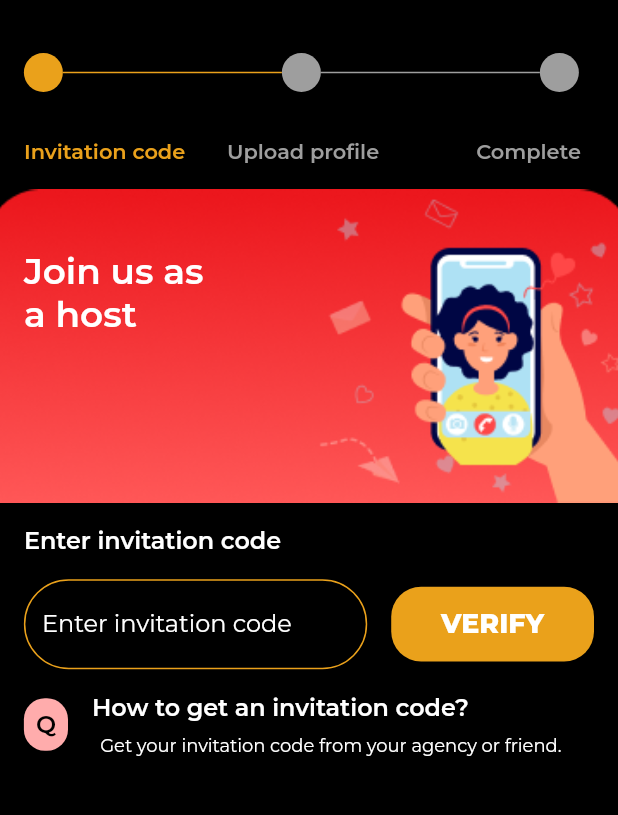
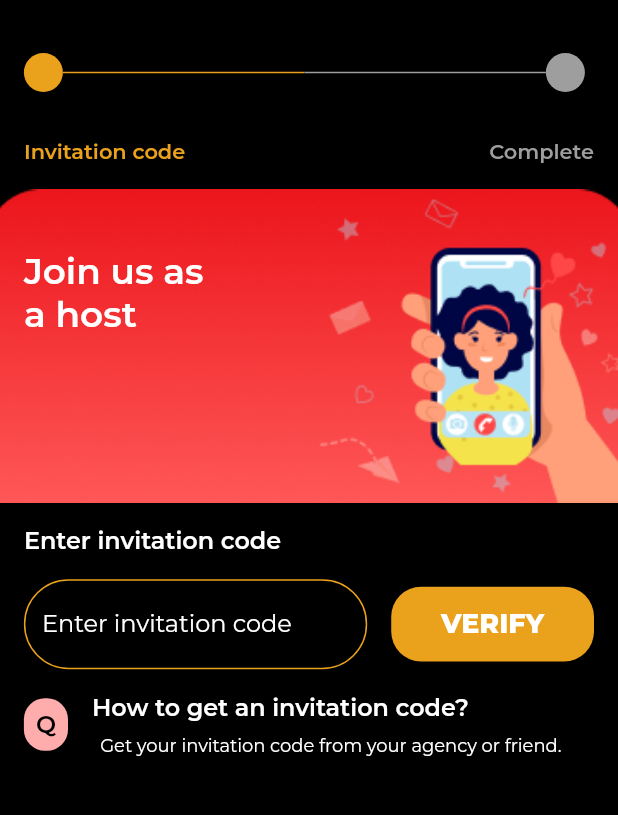
Before and after one commit to VPATEL007/Candy_chat-video, a Flutter app: the VerficationInvitation screen opened directly, on a phone screen of 412 x 824 dp, the part 55-870 px from its top. Run offline on Flutter 3.47's test engine with Material 2 defaults, Android fonts, the phone set to English and light mode, and no system bars; our stand-ins replace another_flushbar, assets_audio_player, cached_network_image, camera, circular_countdown_timer, connectivity and 21 more; missing offline and left inert: agora_rtc_engine, agora_rtm, appsflyer_sdk, assets_audio_player_web, camera_web, check_vpn_connection and 17 more; accounts and stored records are empty; network calls fail; project files that could hold a hidden picture were left out.

Commit message:
Fix flow of profile verification

```diff
--- a/lib/app/AppConfiguration/AppNavigation.dart
+++ b/lib/app/AppConfiguration/AppNavigation.dart
@@ -68,8 +68,6 @@ class AppNavigation {
     var provider = Provider.of<FollowesProvider>(
         NavigationUtilities.key.currentState!.overlay!.context,
         listen: false);
-    print('provider==> ${provider.userModel?.userName}');
-    print('provider==> ${provider.userModel?.userImages![0].photoUrl}');
     if (provider.userModel?.userName == null ||
         provider.userModel?.userName?.isEmpty == true ||
         provider.userModel?.userImages == null ||
--- a/lib/components/Screens/OnboardingVerfication/VerificationInvitation.dart
+++ b/lib/components/Screens/OnboardingVerfication/VerificationInvitation.dart
@@ -3,10 +3,12 @@ import 'package:flutter/material.dart';
 import 'package:video_chat/app/app.export.dart';
 import 'package:video_chat/app/constant/ColorConstant.dart';
 import 'package:video_chat/app/utils/CommonWidgets.dart';
+import 'package:video_chat/components/Screens/OnboardingVerfication/VerificationFace.dart';
 import 'package:video_chat/components/Screens/OnboardingVerfication/VerificationProfile.dart';
 
 class VerficationInvitation extends StatefulWidget {
   static const route = "VerficationInvitation";
+
   VerficationInvitation({Key? key}) : super(key: key);
 
   @override
@@ -38,7 +40,7 @@ class _VerficationInvitationState extends State<VerficationInvitation> {
 
         if (response != null) {
           if (response["verify_code"] == true) {
-            NavigationUtilities.push(VerificationProfile());
+            NavigationUtilities.push(VerificationFace());
           } else {
             View.showMessage(context, response["message"]);
           }
@@ -74,7 +76,6 @@ class _VerficationInvitationState extends State<VerficationInvitation> {
                   children: [
                     getCircle(true),
                     getTopLine(true),
-                    getCircle(false),
                     getTopLine(false),
                     getCircle(false)
                   ],
@@ -90,17 +91,10 @@ class _VerficationInvitationState extends State<VerficationInvitation> {
                             fontSize: getFontSize(14),
                             color: ColorConstants.red,
                             fontWeight: FontWeight.w600)),
-                    SizedBox(
-                      width: getSize(28),
-                    ),
-                    Text("Upload profile",
-                        textAlign: TextAlign.start,
-                        style: TextStyle(
-                            fontSize: getFontSize(14),
-                            color: Colors.grey,
-                            fontWeight: FontWeight.w600)),
-                    SizedBox(
-                      width: getSize(65),
+                    Expanded(
+                      child: SizedBox(
+                        width: getSize(28),
+                      ),
                     ),
                     Text("Complete",
                         textAlign: TextAlign.start,
@@ -272,7 +266,7 @@ class _VerficationInvitationState extends State<VerficationInvitation> {
   Widget getTopLine(bool isColor) {
     return Container(
       height: 1,
-      width: (MathUtilities.screenWidth(context) / 2) - 60,
+      width: (MathUtilities.screenWidth(context) / 2) - 45,
       color: isColor ? ColorConstants.red : Colors.grey,
     );
   }
```
